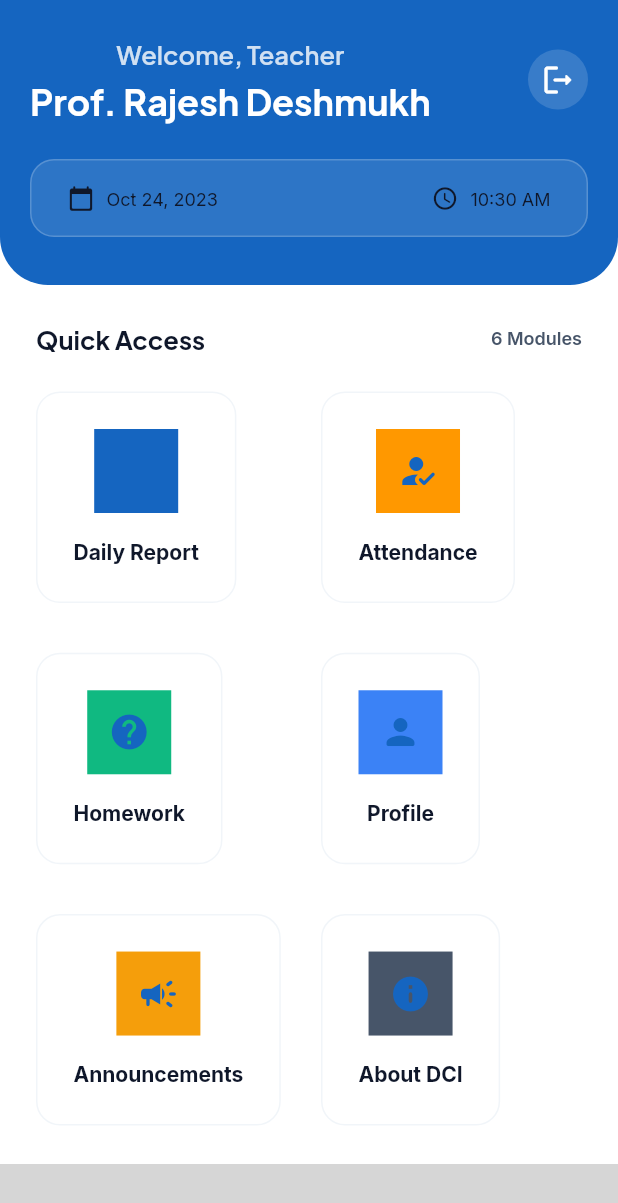
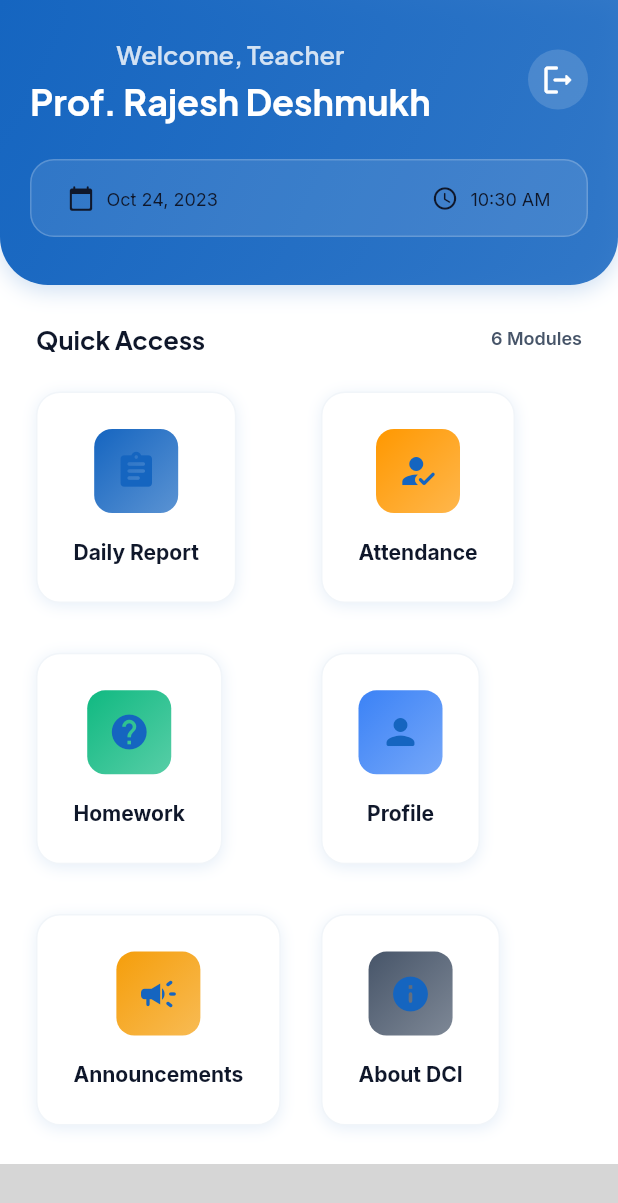
Before and after one commit to siddisadad/dci-teacher-app, a Flutter app: the screen it shows once a user with an empty profile is signed in, on a phone screen of 412 x 824 dp. Shown: the top 1203 px of the screen. Run offline on Flutter 3.47's test engine with Material 3 defaults, Android fonts, the phone set to English and light mode, and no system bars; our stand-ins replace auto_size_text, cached_network_image, dropdown_button2, firebase_auth, firebase_core, font_awesome_flutter and 11 more; missing offline and left inert: json_path; accounts and stored records are empty; statements that could not run were skipped; grey boxes are pictures that could not be loaded.

Commit message:
"Enhancemnet with github suggestions"

```diff
--- a/lib/components/bottom_nav_child/bottom_nav_child_widget.dart
+++ b/lib/components/bottom_nav_child/bottom_nav_child_widget.dart
@@ -41,7 +41,7 @@ class _BottomNavChildWidgetState extends State<BottomNavChildWidget> {
     return Column(
       mainAxisSize: MainAxisSize.min,
       mainAxisAlignment: MainAxisAlignment.start,
-      crossAxisAlignment: CrossAxisAlignment.stretch,
+      crossAxisAlignment: CrossAxisAlignment.center,
       children: [
         wrapWithModel(
           model: _model.navItemModel1,
--- a/lib/components/dashboard_card/dashboard_card_widget.dart
+++ b/lib/components/dashboard_card/dashboard_card_widget.dart
@@ -71,6 +71,13 @@ class _DashboardCardWidgetState extends State<DashboardCardWidget> {
               color: FlutterFlowTheme.of(context).alternate,
               width: 1.0,
             ),
+            boxShadow: [
+              BoxShadow(
+                color: FlutterFlowTheme.of(context).primary.withOpacity(0.1),
+                blurRadius: 8.0,
+                offset: Offset(0, 2),
+              ),
+            ],
           ),
           child: Padding(
             padding: EdgeInsets.all(24.0),
@@ -84,10 +91,21 @@ class _DashboardCardWidgetState extends State<DashboardCardWidget> {
                     width: 56.0,
                     height: 56.0,
                     decoration: BoxDecoration(
-                      color: valueOrDefault<Color>(
-                        widget.tone,
-                        FlutterFlowTheme.of(context).primary,
+                      gradient: LinearGradient(
+                        begin: Alignment.topLeft,
+                        end: Alignment.bottomRight,
+                        colors: [
+                          valueOrDefault<Color>(
+                            widget.tone,
+                            FlutterFlowTheme.of(context).primary,
+                          ),
+                          valueOrDefault<Color>(
+                            widget.tone,
+                            FlutterFlowTheme.of(context).primary,
+                          ).withOpacity(0.7),
+                        ],
                       ),
+                      borderRadius: BorderRadius.circular(12.0),
                       shape: BoxShape.rectangle,
                     ),
                     child: widget.icon!,
--- a/lib/pages/home_dashboard/home_dashboard_widget.dart
+++ b/lib/pages/home_dashboard/home_dashboard_widget.dart
@@ -1,9 +1,11 @@
+import '/auth/firebase_auth/auth_util.dart';
 import '/components/bottom_nav/bottom_nav_widget.dart';
 import '/components/bottom_nav_child/bottom_nav_child_widget.dart';
 import '/components/dashboard_card/dashboard_card_widget.dart';
 import '/flutter_flow/flutter_flow_icon_button.dart';
 import '/flutter_flow/flutter_flow_theme.dart';
 import '/flutter_flow/flutter_flow_util.dart';
+import '/index.dart';
 import 'package:flutter/material.dart';
 import 'package:google_fonts/google_fonts.dart';
 import 'home_dashboard_model.dart';
@@ -28,7 +30,7 @@ class _HomeDashboardWidgetState extends State<HomeDashboardWidget> {
   void initState() {
     super.initState();
     _model = createModel(context, () => HomeDashboardModel());
-
+    print('HomeDashboardWidget mounted!');
     WidgetsBinding.instance.addPostFrameCallback((_) => safeSetState(() {}));
   }
 
@@ -56,12 +58,26 @@ class _HomeDashboardWidgetState extends State<HomeDashboardWidget> {
           children: [
             Container(
               decoration: BoxDecoration(
-                color: FlutterFlowTheme.of(context).primary,
+                gradient: LinearGradient(
+                  begin: Alignment.topLeft,
+                  end: Alignment.bottomRight,
+                  colors: [
+                    FlutterFlowTheme.of(context).primary,
+                    FlutterFlowTheme.of(context).primary.withOpacity(0.85),
+                  ],
+                ),
                 borderRadius: BorderRadius.only(
                   bottomLeft: Radius.circular(32.0),
                   bottomRight: Radius.circular(32.0),
                 ),
                 shape: BoxShape.rectangle,
+                boxShadow: [
+                  BoxShadow(
+                    color: FlutterFlowTheme.of(context).primary.withOpacity(0.2),
+                    blurRadius: 12.0,
+                    offset: Offset(0, 4),
+                  ),
+                ],
               ),
               child: Padding(
                 padding: EdgeInsetsDirectional.fromSTEB(20.0, 24.0, 20.0, 32.0),
@@ -138,8 +154,18 @@ class _HomeDashboardWidgetState extends State<HomeDashboardWidget> {
                               color: FlutterFlowTheme.of(context).onPrimary,
                               size: 24.0,
                             ),
-                            onPressed: () {
-                              print('IconButton pressed ...');
+                            onPressed: () async {
+                              print('Logout button pressed');
+                              try {
+                                await authManager.signOut();
+                                print('Sign out completed');
+                                if (context.mounted) {
+                                  print('Navigating to login: ${LoginWidget.routeName}');
+                                  context.goNamed(LoginWidget.routeName);
+                                }
+                              } catch (e) {
+                                print('Logout error: $e');
+                              }
                             },
                           ),
                         ],
@@ -273,7 +299,7 @@ class _HomeDashboardWidgetState extends State<HomeDashboardWidget> {
                           child: Column(
                             mainAxisSize: MainAxisSize.min,
                             mainAxisAlignment: MainAxisAlignment.start,
-                            crossAxisAlignment: CrossAxisAlignment.center,
+                            crossAxisAlignment: CrossAxisAlignment.stretch,
                             children: [
                               Row(
                                 mainAxisSize: MainAxisSize.max,
@@ -447,15 +473,28 @@ class _HomeDashboardWidgetState extends State<HomeDashboardWidget> {
                               ),
                               Container(
                                 decoration: BoxDecoration(
-                                  color: FlutterFlowTheme.of(context)
-                                      .secondaryBackground,
+                                  gradient: LinearGradient(
+                                    begin: Alignment.topLeft,
+                                    end: Alignment.bottomRight,
+                                    colors: [
+                                      FlutterFlowTheme.of(context).primary.withOpacity(0.08),
+                                      FlutterFlowTheme.of(context).primary.withOpacity(0.04),
+                                    ],
+                                  ),
                                   borderRadius: BorderRadius.circular(16.0),
                                   shape: BoxShape.rectangle,
                                   border: Border.all(
                                     color:
-                                        FlutterFlowTheme.of(context).alternate,
-                                    width: 1.0,
+                                        FlutterFlowTheme.of(context).primary.withOpacity(0.2),
+                                    width: 1.5,
                                   ),
+                                  boxShadow: [
+                                    BoxShadow(
+                                      color: FlutterFlowTheme.of(context).primary.withOpacity(0.1),
+                                      blurRadius: 8.0,
+                                      offset: Offset(0, 2),
+                                    ),
+                                  ],
                                 ),
                                 child: Padding(
                                   padding: EdgeInsets.all(24.0),
@@ -489,7 +528,7 @@ class _HomeDashboardWidgetState extends State<HomeDashboardWidget> {
                                                 ),
                                                 color:
                                                     FlutterFlowTheme.of(context)
-                                                        .secondaryText,
+                                                        .primaryText,
                                                 letterSpacing: 0.0,
                                                 fontWeight:
                                                     FlutterFlowTheme.of(context)
```
Also changed, not shown: lib/components/bottom_nav/bottom_nav_widget.dart (+7 -0 lines), lib/components/button/button_widget.dart (+17 -0 lines), lib/pages/login/login_widget.dart (+37 -7 lines), 1 other file.
